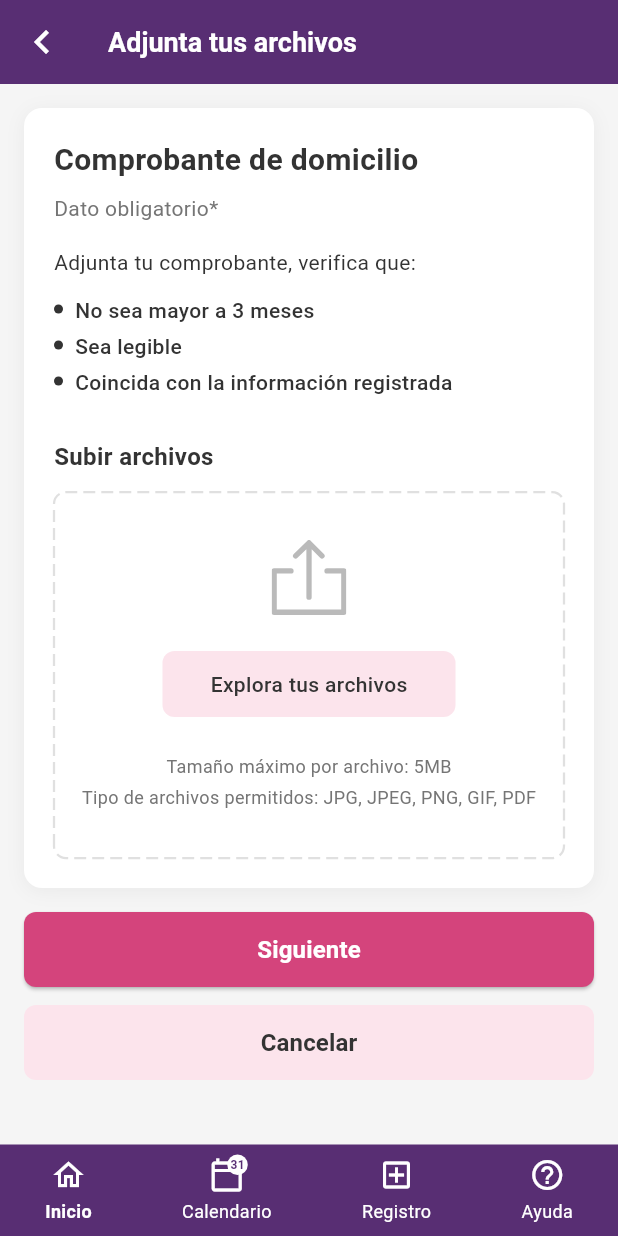
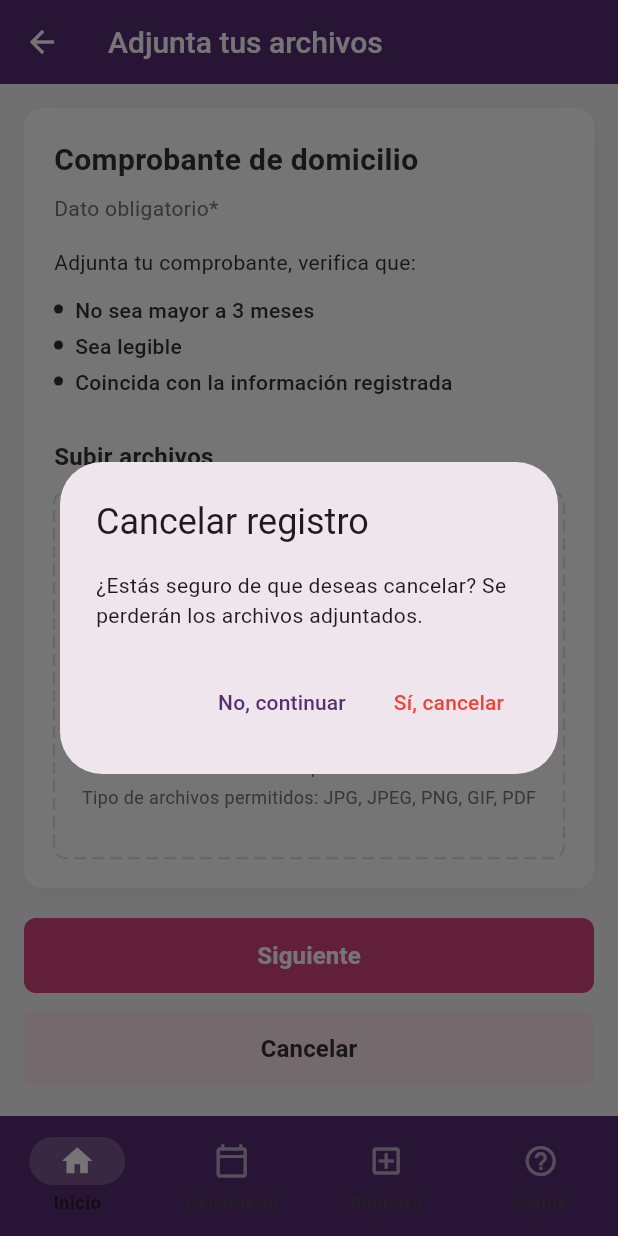
Before and after one commit to forozco/forozco-flutter-uploader-component, a Flutter app: the screen it shows after launch, after a tap on "Cancelar", on a phone screen of 412 x 824 dp. Run offline on Flutter 3.47's test engine with Material 3 defaults, Android fonts, the light colour scheme and no system bars; our stand-ins replace file_picker, flutter_svg.

Commit message:
Add platform-adaptive UI components for iOS and Android
- Create AdaptiveAppBar with CupertinoNavigationBar for iOS and AppBar for Android
- Create AdaptiveBottomNav with CupertinoTabBar for iOS and NavigationBar for Android
- Create AdaptivePrimaryButton and AdaptiveSecondaryButton with platform-specific styling
- Create AdaptiveDialog for alerts and confirmations
- Update AdjuntaArchivosScreen to use adaptive components
- Add SafeArea support for notches and safe areas

```diff
--- a/lib/screens/adjunta_archivos_screen.dart
+++ b/lib/screens/adjunta_archivos_screen.dart
@@ -1,6 +1,11 @@
+import 'dart:io';
+import 'package:flutter/cupertino.dart';
 import 'package:flutter/material.dart';
 import '../theme/app_theme.dart';
-import '../widgets/bottom_nav_bar.dart';
+import '../widgets/adaptive_app_bar.dart';
+import '../widgets/adaptive_bottom_nav.dart';
+import '../widgets/adaptive_button.dart';
+import '../widgets/adaptive_dialog.dart';
 import '../widgets/file_uploader_card.dart';
 
 class AdjuntaArchivosScreen extends StatefulWidget {
@@ -16,25 +21,97 @@ class _AdjuntaArchivosScreenState extends State<AdjuntaArchivosScreen> {
 
   @override
   Widget build(BuildContext context) {
-    return Scaffold(
-      backgroundColor: AppColors.backgroundGray,
-      appBar: AppBar(
+    return Platform.isIOS ? _buildCupertinoScreen() : _buildMaterialScreen();
+  }
+
+  Widget _buildCupertinoScreen() {
+    return CupertinoPageScaffold(
+      backgroundColor: CupertinoColors.systemGroupedBackground,
+      navigationBar: CupertinoNavigationBar(
         backgroundColor: AppColors.primaryPurple,
-        leading: IconButton(
-          icon: const Icon(Icons.chevron_left, color: AppColors.white, size: 32),
+        border: null,
+        leading: CupertinoButton(
+          padding: EdgeInsets.zero,
           onPressed: () => Navigator.of(context).maybePop(),
+          child: const Icon(
+            CupertinoIcons.back,
+            color: AppColors.white,
           ),
-        title: const Text(
+        ),
+        middle: const Text(
           'Adjunta tus archivos',
           style: TextStyle(
             color: AppColors.white,
-            fontSize: 18,
+            fontSize: 17,
             fontWeight: FontWeight.w600,
           ),
         ),
-        elevation: 0,
       ),
-      body: Column(
+      child: SafeArea(
+        child: Column(
+          children: [
+            Expanded(
+              child: CustomScrollView(
+                slivers: [
+                  SliverPadding(
+                    padding: const EdgeInsets.all(16),
+                    sliver: SliverList(
+                      delegate: SliverChildListDelegate([
+                        FileUploaderCard(
+                          title: 'Comprobante de domicilio',
+                          subtitle: 'Dato obligatorio*',
+                          description: 'Adjunta tu comprobante, verifica que:',
+                          requirements: const [
+                            'No sea mayor a 3 meses',
+                            'Sea legible',
+                            'Coincida con la información registrada',
+                          ],
+                          onFilesChanged: (files) {
+                            setState(() {
+                              _uploadedFiles = files;
+                            });
+                          },
+                        ),
+                        const SizedBox(height: 20),
+                        AdaptivePrimaryButton(
+                          text: 'Siguiente',
+                          onPressed: _handleSiguiente,
+                        ),
+                        const SizedBox(height: 12),
+                        AdaptiveSecondaryButton(
+                          text: 'Cancelar',
+                          onPressed: _handleCancela,
+                        ),
+                        const SizedBox(height: 16),
+                      ]),
+                    ),
+                  ),
+                ],
+              ),
+            ),
+            AdaptiveBottomNav(
+              currentIndex: _currentNavIndex,
+              onTap: (index) {
+                setState(() {
+                  _currentNavIndex = index;
+                });
+              },
+            ),
+          ],
+        ),
+      ),
+    );
+  }
+
+  Widget _buildMaterialScreen() {
+    return Scaffold(
+      backgroundColor: AppColors.backgroundGray,
+      appBar: AdaptiveAppBar(
+        title: 'Adjunta tus archivos',
+        onBack: () => Navigator.of(context).maybePop(),
+      ),
+      body: SafeArea(
+        child: Column(
           children: [
             Expanded(
               child: SingleChildScrollView(
@@ -56,56 +133,22 @@ class _AdjuntaArchivosScreenState extends State<AdjuntaArchivosScreen> {
                         });
                       },
                     ),
-                  const SizedBox(height: 16),
-                  SizedBox(
-                    width: double.infinity,
-                    height: 50,
-                    child: ElevatedButton(
+                    const SizedBox(height: 20),
+                    AdaptivePrimaryButton(
+                      text: 'Siguiente',
                       onPressed: _handleSiguiente,
-                      style: ElevatedButton.styleFrom(
-                        backgroundColor: AppColors.primaryPink,
-                        foregroundColor: AppColors.white,
-                        shape: RoundedRectangleBorder(
-                          borderRadius: BorderRadius.circular(8),
-                        ),
-                      ),
-                      child: const Text(
-                        'Siguiente',
-                        style: TextStyle(
-                          fontSize: 16,
-                          fontWeight: FontWeight.w600,
-                        ),
-                      ),
-                    ),
                     ),
                     const SizedBox(height: 12),
-                  SizedBox(
-                    width: double.infinity,
-                    height: 50,
-                    child: TextButton(
+                    AdaptiveSecondaryButton(
+                      text: 'Cancelar',
                       onPressed: _handleCancela,
-                      style: TextButton.styleFrom(
-                        backgroundColor: AppColors.lightPink,
-                        foregroundColor: AppColors.textDark,
-                        shape: RoundedRectangleBorder(
-                          borderRadius: BorderRadius.circular(8),
-                        ),
-                      ),
-                      child: const Text(
-                        'Cancelar',
-                        style: TextStyle(
-                          fontSize: 16,
-                          fontWeight: FontWeight.w600,
-                        ),
-                      ),
-                    ),
                     ),
                     const SizedBox(height: 16),
                   ],
                 ),
               ),
             ),
-          BottomNavBar(
+            AdaptiveBottomNav(
               currentIndex: _currentNavIndex,
               onTap: (index) {
                 setState(() {
@@ -115,32 +158,40 @@ class _AdjuntaArchivosScreenState extends State<AdjuntaArchivosScreen> {
             ),
           ],
         ),
+      ),
     );
   }
 
   void _handleSiguiente() {
-    // Aquí tienes acceso a todos los archivos subidos
     if (_uploadedFiles.isEmpty) {
-      ScaffoldMessenger.of(context).showSnackBar(
-        const SnackBar(content: Text('Por favor adjunta al menos un archivo')),
+      AdaptiveDialog.showMessage(
+        context: context,
+        title: 'Archivos requeridos',
+        message: 'Por favor adjunta al menos un archivo para continuar.',
       );
       return;
     }
 
-    // Ejemplo: mostrar los archivos seleccionados
     final fileNames = _uploadedFiles.map((f) => f.name).join(', ');
-    ScaffoldMessenger.of(context).showSnackBar(
-      SnackBar(content: Text('Archivos: $fileNames')),
+    AdaptiveDialog.showMessage(
+      context: context,
+      title: 'Archivos adjuntados',
+      message: 'Archivos: $fileNames',
+    );
+  }
+
+  void _handleCancela() async {
+    final confirmed = await AdaptiveDialog.showConfirmation(
+      context: context,
+      title: 'Cancelar registro',
+      message: '¿Estás seguro de que deseas cancelar? Se perderán los archivos adjuntados.',
+      confirmText: 'Sí, cancelar',
+      cancelText: 'No, continuar',
+      isDestructive: true,
     );
 
-    // Aquí puedes navegar a la siguiente pantalla pasando los archivos
-    // Navigator.push(context, MaterialPageRoute(
-    //   builder: (context) => NextScreen(files: _uploadedFiles),
-    // ));
-  }
-
-  void _handleCancela() {
-    // Cancel and go back
+    if (confirmed == true && mounted) {
       Navigator.of(context).maybePop();
     }
   }
+}
--- /dev/null
+++ b/lib/widgets/adaptive_app_bar.dart
@@ -0,0 +1,84 @@
+import 'dart:io';
+import 'package:flutter/cupertino.dart';
+import 'package:flutter/material.dart';
+import '../theme/app_theme.dart';
+
+class AdaptiveAppBar extends StatelessWidget implements PreferredSizeWidget {
+  final String title;
+  final VoidCallback? onBack;
+  final List<Widget>? actions;
+
+  const AdaptiveAppBar({
+    super.key,
+    required this.title,
+    this.onBack,
+    this.actions,
+  });
+
+  @override
+  Size get preferredSize => const Size.fromHeight(kToolbarHeight);
+
+  @override
+  Widget build(BuildContext context) {
+    if (Platform.isIOS) {
+      return _buildCupertinoAppBar(context);
+    }
+    return _buildMaterialAppBar(context);
+  }
+
+  Widget _buildCupertinoAppBar(BuildContext context) {
+    return CupertinoNavigationBar(
+      backgroundColor: AppColors.primaryPurple,
+      border: null,
+      leading: onBack != null
+          ? CupertinoButton(
+              padding: EdgeInsets.zero,
+              onPressed: onBack,
+              child: const Icon(
+                CupertinoIcons.back,
+                color: AppColors.white,
+              ),
+            )
+          : null,
+      middle: Text(
+        title,
+        style: const TextStyle(
+          color: AppColors.white,
+          fontSize: 17,
+          fontWeight: FontWeight.w600,
+        ),
+      ),
+      trailing: actions != null && actions!.isNotEmpty
+          ? Row(
+              mainAxisSize: MainAxisSize.min,
+              children: actions!,
+            )
+          : null,
+    );
+  }
+
+  Widget _buildMaterialAppBar(BuildContext context) {
+    return AppBar(
+      backgroundColor: AppColors.primaryPurple,
+      elevation: 0,
+      leading: onBack != null
+          ? IconButton(
+              icon: const Icon(
+                Icons.arrow_back,
+                color: AppColors.white,
+              ),
+              onPressed: onBack,
+            )
+          : null,
+      title: Text(
+        title,
+        style: const TextStyle(
+          color: AppColors.white,
+          fontSize: 20,
+          fontWeight: FontWeight.w500,
+        ),
+      ),
+      actions: actions,
+    );
+  }
+}
--- /dev/null
+++ b/lib/widgets/adaptive_bottom_nav.dart
@@ -0,0 +1,99 @@
+import 'dart:io';
+import 'package:flutter/cupertino.dart';
+import 'package:flutter/material.dart';
+import '../theme/app_theme.dart';
+
+class AdaptiveBottomNav extends StatelessWidget {
+  final int currentIndex;
+  final Function(int)? onTap;
+
+  const AdaptiveBottomNav({
+    super.key,
+    this.currentIndex = 0,
+    this.onTap,
+  });
+
+  @override
+  Widget build(BuildContext context) {
+    if (Platform.isIOS) {
+      return _buildCupertinoTabBar(context);
+    }
+    return _buildMaterialBottomNav(context);
+  }
+
+  Widget _buildCupertinoTabBar(BuildContext context) {
+    return Container(
+      decoration: BoxDecoration(
+        color: AppColors.primaryPurple,
+        boxShadow: [
+          BoxShadow(
+            color: Colors.black.withOpacity(0.1),
+            blurRadius: 10,
+            offset: const Offset(0, -2),
+          ),
+        ],
+      ),
+      child: SafeArea(
+        top: false,
+        child: CupertinoTabBar(
+          backgroundColor: AppColors.primaryPurple,
+          activeColor: AppColors.white,
+          inactiveColor: AppColors.white.withOpacity(0.6),
+          currentIndex: currentIndex,
+          onTap: onTap,
+          border: null,
+          items: const [
+            BottomNavigationBarItem(
+              icon: Icon(CupertinoIcons.home),
+              label: 'Inicio',
+            ),
+            BottomNavigationBarItem(
+              icon: Icon(CupertinoIcons.calendar),
+              label: 'Calendario',
+            ),
+            BottomNavigationBarItem(
+              icon: Icon(CupertinoIcons.add_circled),
+              label: 'Registro',
+            ),
+            BottomNavigationBarItem(
+              icon: Icon(CupertinoIcons.question_circle),
+              label: 'Ayuda',
+            ),
+          ],
+        ),
+      ),
+    );
+  }
+
+  Widget _buildMaterialBottomNav(BuildContext context) {
+    return NavigationBar(
+      backgroundColor: AppColors.primaryPurple,
+      indicatorColor: AppColors.white.withOpacity(0.2),
+      selectedIndex: currentIndex,
+      onDestinationSelected: onTap,
+      labelBehavior: NavigationDestinationLabelBehavior.alwaysShow,
+      destinations: [
+        NavigationDestination(
+          icon: Icon(Icons.home_outlined, color: AppColors.white.withOpacity(0.6)),
+          selectedIcon: const Icon(Icons.home, color: AppColors.white),
+          label: 'Inicio',
+        ),
+        NavigationDestination(
+          icon: Icon(Icons.calendar_today_outlined, color: AppColors.white.withOpacity(0.6)),
+          selectedIcon: const Icon(Icons.calendar_today, color: AppColors.white),
+          label: 'Calendario',
+        ),
+        NavigationDestination(
+          icon: Icon(Icons.add_box_outlined, color: AppColors.white.withOpacity(0.6)),
+          selectedIcon: const Icon(Icons.add_box, color: AppColors.white),
+          label: 'Registro',
+        ),
+        NavigationDestination(
+          icon: Icon(Icons.help_outline, color: AppColors.white.withOpacity(0.6)),
+          selectedIcon: const Icon(Icons.help, color: AppColors.white),
+          label: 'Ayuda',
+        ),
+      ],
+    );
+  }
+}
--- /dev/null
+++ b/lib/widgets/adaptive_button.dart
@@ -0,0 +1,129 @@
+import 'dart:io';
+import 'package:flutter/cupertino.dart';
+import 'package:flutter/material.dart';
+import '../theme/app_theme.dart';
+
+class AdaptivePrimaryButton extends StatelessWidget {
+  final String text;
+  final VoidCallback? onPressed;
+  final bool isLoading;
+
+  const AdaptivePrimaryButton({
+    super.key,
+    required this.text,
+    this.onPressed,
+    this.isLoading = false,
+  });
+
+  @override
+  Widget build(BuildContext context) {
+    if (Platform.isIOS) {
+      return SizedBox(
+        width: double.infinity,
+        child: CupertinoButton(
+          color: AppColors.primaryPink,
+          borderRadius: BorderRadius.circular(10),
+          onPressed: isLoading ? null : onPressed,
+          child: isLoading
+              ? const CupertinoActivityIndicator(color: AppColors.white)
+              : Text(
+                  text,
+                  style: const TextStyle(
+                    color: AppColors.white,
+                    fontSize: 17,
+                    fontWeight: FontWeight.w600,
+                  ),
+                ),
+        ),
+      );
+    }
+
+    return SizedBox(
+      width: double.infinity,
+      height: 50,
+      child: ElevatedButton(
+        onPressed: isLoading ? null : onPressed,
+        style: ElevatedButton.styleFrom(
+          backgroundColor: AppColors.primaryPink,
+          foregroundColor: AppColors.white,
+          elevation: 0,
+          shape: RoundedRectangleBorder(
+            borderRadius: BorderRadius.circular(8),
+          ),
+        ),
+        child: isLoading
+            ? const SizedBox(
+                width: 20,
+                height: 20,
+                child: CircularProgressIndicator(
+                  strokeWidth: 2,
+                  valueColor: AlwaysStoppedAnimation<Color>(AppColors.white),
+                ),
+              )
+            : Text(
+                text,
+                style: const TextStyle(
+                  fontSize: 16,
+                  fontWeight: FontWeight.w600,
+                ),
+              ),
+      ),
+    );
+  }
+}
+
+class AdaptiveSecondaryButton extends StatelessWidget {
+  final String text;
+  final VoidCallback? onPressed;
+
+  const AdaptiveSecondaryButton({
+    super.key,
+    required this.text,
+    this.onPressed,
+  });
+
+  @override
+  Widget build(BuildContext context) {
+    if (Platform.isIOS) {
+      return SizedBox(
+        width: double.infinity,
+        child: CupertinoButton(
+          color: AppColors.lightPink,
+          borderRadius: BorderRadius.circular(10),
+          onPressed: onPressed,
+          child: Text(
+            text,
+            style: const TextStyle(
+              color: AppColors.textDark,
+              fontSize: 17,
+              fontWeight: FontWeight.w600,
+            ),
+          ),
+        ),
+      );
+    }
+
+    return SizedBox(
+      width: double.infinity,
+      height: 50,
+      child: TextButton(
+        onPressed: onPressed,
+        style: TextButton.styleFrom(
+          backgroundColor: AppColors.lightPink,
+          foregroundColor: AppColors.textDark,
+          elevation: 0,
+          shape: RoundedRectangleBorder(
+            borderRadius: BorderRadius.circular(8),
+          ),
+        ),
+        child: Text(
+          text,
+          style: const TextStyle(
+            fontSize: 16,
+            fontWeight: FontWeight.w600,
+          ),
+        ),
+      ),
+    );
+  }
+}
--- /dev/null
+++ b/lib/widgets/adaptive_dialog.dart
@@ -0,0 +1,140 @@
+import 'dart:io';
+import 'package:flutter/cupertino.dart';
+import 'package:flutter/material.dart';
+import '../theme/app_theme.dart';
+
+class AdaptiveDialog {
+  static Future<void> showMessage({
+    required BuildContext context,
+    required String title,
+    required String message,
+    String buttonText = 'Aceptar',
+  }) async {
+    if (Platform.isIOS) {
+      return showCupertinoDialog(
+        context: context,
+        builder: (context) => CupertinoAlertDialog(
+          title: Text(title),
+          content: Text(message),
+          actions: [
+            CupertinoDialogAction(
+              isDefaultAction: true,
+              onPressed: () => Navigator.of(context).pop(),
+              child: Text(buttonText),
+            ),
+          ],
+        ),
+      );
+    }
+
+    return showDialog(
+      context: context,
+      builder: (context) => AlertDialog(
+        title: Text(title),
+        content: Text(message),
+        actions: [
+          TextButton(
+            onPressed: () => Navigator.of(context).pop(),
+            child: Text(buttonText),
+          ),
+        ],
+      ),
+    );
+  }
+
+  static Future<bool?> showConfirmation({
+    required BuildContext context,
+    required String title,
+    required String message,
+    String confirmText = 'Confirmar',
+    String cancelText = 'Cancelar',
+    bool isDestructive = false,
+  }) async {
+    if (Platform.isIOS) {
+      return showCupertinoDialog<bool>(
+        context: context,
+        builder: (context) => CupertinoAlertDialog(
+          title: Text(title),
+          content: Text(message),
+          actions: [
+            CupertinoDialogAction(
+              onPressed: () => Navigator.of(context).pop(false),
+              child: Text(cancelText),
+            ),
+            CupertinoDialogAction(
+              isDestructiveAction: isDestructive,
+              isDefaultAction: !isDestructive,
+              onPressed: () => Navigator.of(context).pop(true),
+              child: Text(confirmText),
+            ),
+          ],
+        ),
+      );
+    }
+
+    return showDialog<bool>(
+      context: context,
+      builder: (context) => AlertDialog(
+        title: Text(title),
+        content: Text(message),
+        actions: [
+          TextButton(
+            onPressed: () => Navigator.of(context).pop(false),
+            child: Text(cancelText),
+          ),
+          TextButton(
+            onPressed: () => Navigator.of(context).pop(true),
+            style: isDestructive
+                ? TextButton.styleFrom(foregroundColor: Colors.red)
+                : null,
+            child: Text(confirmText),
+          ),
+        ],
+      ),
+    );
+  }
+
+  static void showSnackBar({
+    required BuildContext context,
+    required String message,
+    Duration duration = const Duration(seconds: 2),
+  }) {
+    if (Platform.isIOS) {
+      showCupertinoModalPopup(
+        context: context,
+        builder: (context) => Container(
+          margin: const EdgeInsets.all(16),
+          padding: const EdgeInsets.symmetric(horizontal: 16, vertical: 12),
+          decoration: BoxDecoration(
+            color: AppColors.textDark.withOpacity(0.9),
+            borderRadius: BorderRadius.circular(10),
+          ),
+          child: Text(
+            message,
+            style: const TextStyle(
+              color: AppColors.white,
+              fontSize: 14,
+            ),
+            textAlign: TextAlign.center,
+          ),
+        ),
+      );
+      Future.delayed(duration, () {
+        if (Navigator.of(context).canPop()) {
+          Navigator.of(context).pop();
+        }
+      });
+    } else {
+      ScaffoldMessenger.of(context).showSnackBar(
+        SnackBar(
+          content: Text(message),
+          duration: duration,
+          behavior: SnackBarBehavior.floating,
+          shape: RoundedRectangleBorder(
+            borderRadius: BorderRadius.circular(8),
+          ),
+        ),
+      );
+    }
+  }
+}
```
Lines whose indentation alone changed are shown as unchanged.
